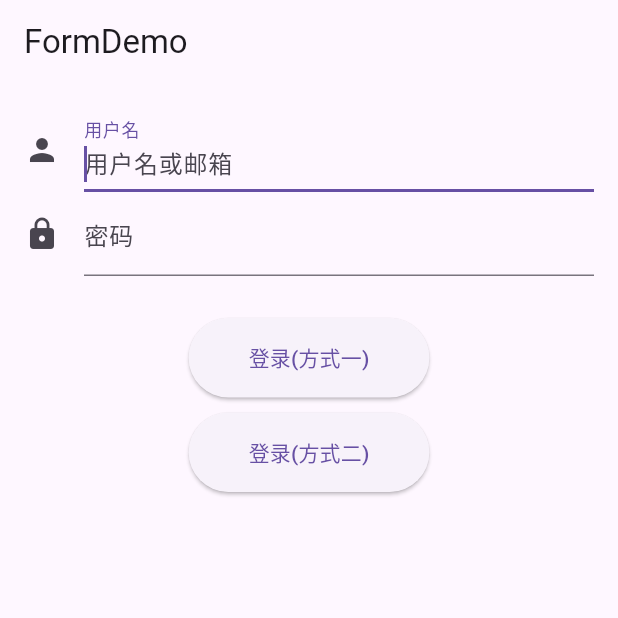
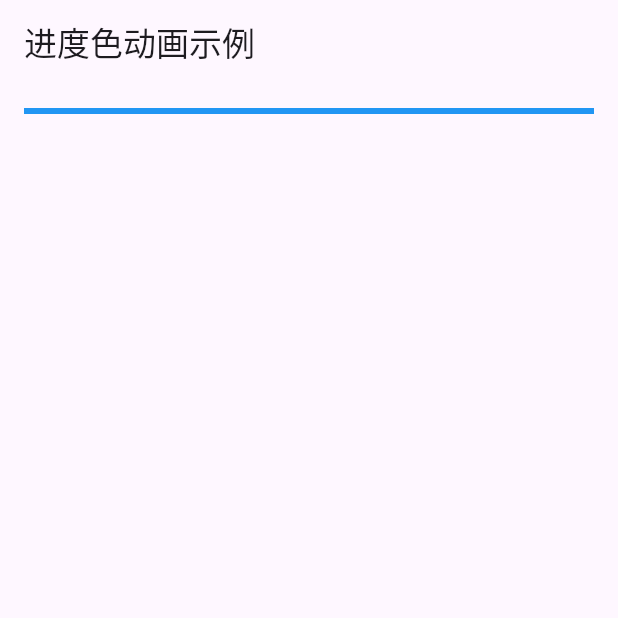
Before and after one commit to goodswifter/flutter_combat_2025, a Flutter app: the screen it shows after launch, on a phone screen of 412 x 824 dp, the top half of it. Run offline on Flutter 3.47's test engine with Material 3 defaults, Android fonts, the phone set to English and light mode, and no system bars.

Commit message:
fix: 进度指示器

```diff
--- a/03-flutter_app/analysis_options.yaml
+++ b/03-flutter_app/analysis_options.yaml
@@ -1,6 +1,7 @@
 analyzer:
   errors:
     avoid_print: ignore
+    always_specify_types: ignore
 include: package:flutter_lints/flutter.yaml
 
 linter:
--- /dev/null
+++ b/03-flutter_app/lib/03_基础组件/3.6 进度指示器/3.6.3 进度色动画.dart
@@ -0,0 +1,57 @@
+import 'package:flutter/material.dart';
+
+/// 进度色动画示例
+/// 插件: https://pub-web.flutter-io.cn/packages/flutter_spinkit
+class ProgressColorDemo extends StatefulWidget {
+  const ProgressColorDemo({super.key});
+
+  @override
+  State<ProgressColorDemo> createState() => _ProgressColorDemoState();
+}
+
+class _ProgressColorDemoState extends State<ProgressColorDemo> with SingleTickerProviderStateMixin {
+  late AnimationController _animationController;
+
+  @override
+  void initState() {
+    super.initState();
+
+    _animationController = AnimationController(
+      vsync: this, // 注意State类需要混入SingleTickerProviderStateMixin（提供动画帧计时/触发器）
+      duration: const Duration(seconds: 3), // 动画持续时间
+    );
+    _animationController.forward(); // 开始动画
+    _animationController.addListener(() => setState(() => {}));
+  }
+
+  @override
+  void dispose() {
+    _animationController.dispose();
+    super.dispose();
+  }
+
+  @override
+  Widget build(BuildContext context) {
+    return Scaffold(
+      appBar: AppBar(title: const Text('进度色动画示例')),
+      body: SingleChildScrollView(
+        child: Column(
+          mainAxisAlignment: .center,
+          children: <Widget>[
+            Padding(
+              padding: const EdgeInsets.all(16),
+              child: LinearProgressIndicator(
+                backgroundColor: Colors.grey[200],
+                valueColor: ColorTween(
+                  begin: Colors.grey,
+                  end: Colors.blue,
+                ).animate(_animationController), // 从灰色变成蓝色
+                value: _animationController.value,
+              ),
+            ),
+          ],
+        ),
+      ),
+    );
+  }
+}
--- a/03-flutter_app/lib/main.dart
+++ b/03-flutter_app/lib/main.dart
@@ -1,6 +1,6 @@
 import 'package:flutter/material.dart';
 
-import '03_基础组件/3.5 输入框及表单/3.5.2 表单Form.dart';
+import '03_基础组件/3.6 进度指示器/3.6.3 进度色动画.dart';
 
 void main() {
   runApp(const MyApp());
@@ -14,31 +14,6 @@ class MyApp extends StatelessWidget {
   Widget build(BuildContext context) {
     return const MaterialApp(
       title: 'Flutter Demo',
-      // 2.2.6_state_life_cycle
-      // home: const MyHomePage(),
-      // 2.2.7_在子widget 树中获取父类State对象
-      // home: const GetStateObjectRoute(),
-      // 2.2.9_Cupertino组件
-      // home: CupertinoTestRoute(),
-      // 2.3.2_Widget管理自身状态
-      // home: TapboxA(),
-      // 2.3.3_父Widget管理子Widget的状态
-      // home: ParentWidgetB(),
-      // 2.3.4 混合状态管理
-      // home: ParentWidgetC(),
-      // 2.4.1 路由管理
-      // home: HomePage(),
-      // 2.4.4 路由传值
-      // home: RouterTestRoute(),
-      // 2.4.5 命名路由
-      // 注册路由表
-      // routes: <String, WidgetBuilder>{
-      //   '/': (BuildContext context) => const NamedRouteHomePage(), // 根路由
-      //   'new_page': (BuildContext context) => const NameRouteNewRoute(),
-      //   // ... // 省略其他路由注册信息
-      // },
-      // initialRoute: '/', // 指定初始路由
-
       // 第3章 基础组件
       // 3.1 文本及样式
       // home: TextDemo(),
@@ -53,7 +28,9 @@ class MyApp extends StatelessWidget {
       // 3.5.1 TextField-02控制焦点
       // home: TextFieldDemo2(),
       // 3.5.2 表单Form
-      home: FormDemo(),
+      // home: FormDemo(),
+      // 3.6 进度指示器
+      home: ProgressColorDemo(),
     );
   }
 }
--- /dev/null
+++ b/03-flutter_app/lib/main02.dart
@@ -0,0 +1,41 @@
+import 'package:flutter/material.dart';
+
+void main() {
+  runApp(const MyApp());
+}
+
+class MyApp extends StatelessWidget {
+  const MyApp({super.key});
+
+  // This widget is the root of your application.
+  @override
+  Widget build(BuildContext context) {
+    return const MaterialApp(
+      title: 'Flutter Demo',
+      // 2.2.6_state_life_cycle
+      // home: const MyHomePage(),
+      // 2.2.7_在子widget 树中获取父类State对象
+      // home: const GetStateObjectRoute(),
+      // 2.2.9_Cupertino组件
+      // home: CupertinoTestRoute(),
+      // 2.3.2_Widget管理自身状态
+      // home: TapboxA(),
+      // 2.3.3_父Widget管理子Widget的状态
+      // home: ParentWidgetB(),
+      // 2.3.4 混合状态管理
+      // home: ParentWidgetC(),
+      // 2.4.1 路由管理
+      // home: HomePage(),
+      // 2.4.4 路由传值
+      // home: RouterTestRoute(),
+      // 2.4.5 命名路由
+      // 注册路由表
+      // routes: <String, WidgetBuilder>{
+      //   '/': (BuildContext context) => const NamedRouteHomePage(), // 根路由
+      //   'new_page': (BuildContext context) => const NameRouteNewRoute(),
+      //   // ... // 省略其他路由注册信息
+      // },
+      // initialRoute: '/', // 指定初始路由
+    );
+  }
+}
--- a/03-flutter_app/pubspec.yaml
+++ b/03-flutter_app/pubspec.yaml
@@ -5,7 +5,7 @@ publish_to: 'none' # Remove this line if you wish to publish to pub.dev
 version: 1.0.0+1
 
 environment:
-  sdk: ^3.9.0
+  sdk: ^3.10.0
 
 dependencies:
   flutter:
```
Also changed, not shown: 03-flutter_app/lib/03_基础组件/3.6 进度指示器/3.6.1 进度条动画.dart (added, +52 -0 lines), 03-flutter_app/lib/03_基础组件/3.6 进度指示器/3.6.1 LinearProgressIndicator.dart (deleted), 03-flutter_app/pubspec.lock, 1 other file.
